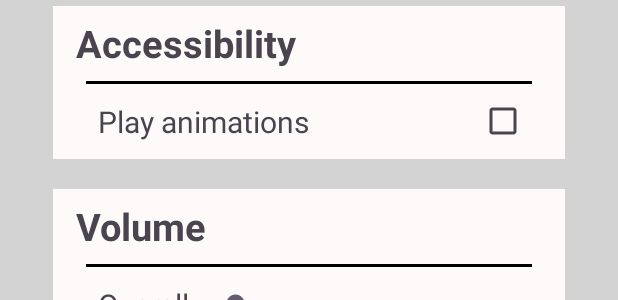
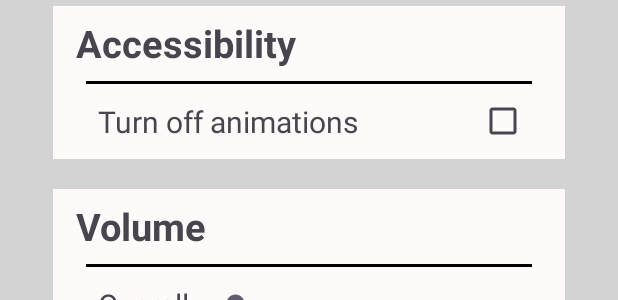
Before and after one commit to GrahamMJohnson/RobotPuzzleGame, an Android app: the layout settings_screen.xml on its own in the app's theme, with its tools: preview values and no code run, on a phone screen of 412 x 824 dp. Shown: the part 174-474 px from the top of the screen. Run offline under Robolectric (Android 15) with nearby library versions, the phone set to English and light mode, and no system bars.

Commit message:
Merged PR 60: Animation Checkbox
Makes animation checkbox fully functional. Now able to turn off movement animation and trail.

```diff
--- a/app/src/main/res/layout/settings_screen.xml
+++ b/app/src/main/res/layout/settings_screen.xml
@@ -58,12 +58,13 @@
             android:layout_height="50dp"
             android:layout_below="@id/Accessibility_Bar"
             android:layout_marginStart="35dp"
-            android:text="Play animations"
+            android:text="Turn off animations"
             android:textSize="20sp"
             android:gravity="center_vertical"
             android:paddingStart="30sp"/>
 
         <CheckBox
+            android:id="@+id/checkAnimations"
             android:layout_width="50dp"
             android:layout_height="50dp"
             android:layout_toEndOf="@id/Play_Animations"
```
Also changed, not shown: app/src/main/java/cos420/robotrally/MainActivity.java (+51 -5 lines).
